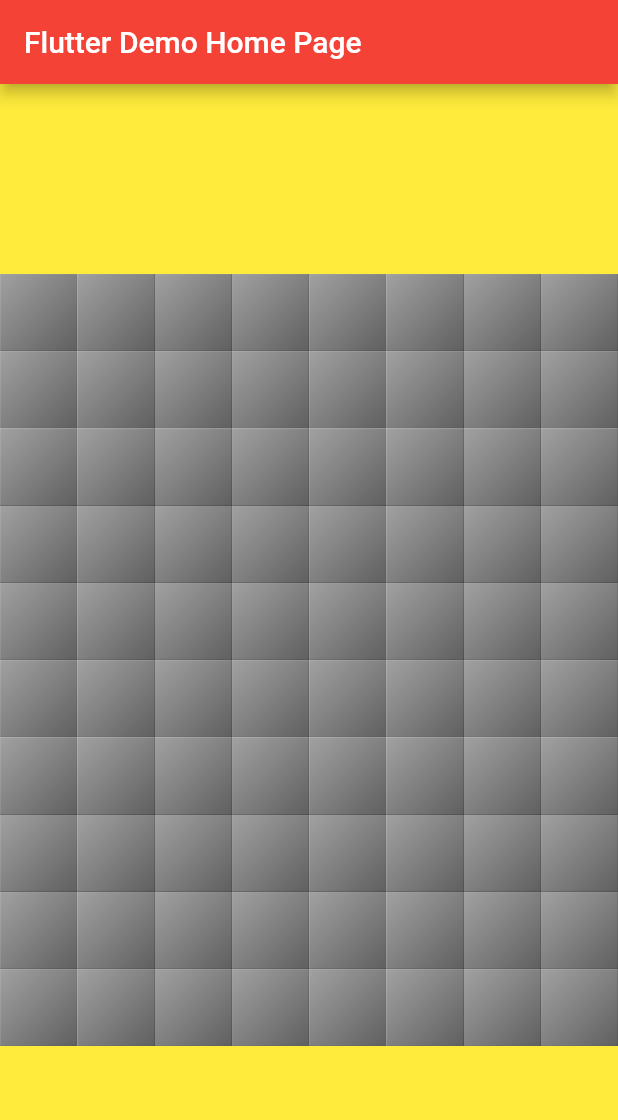
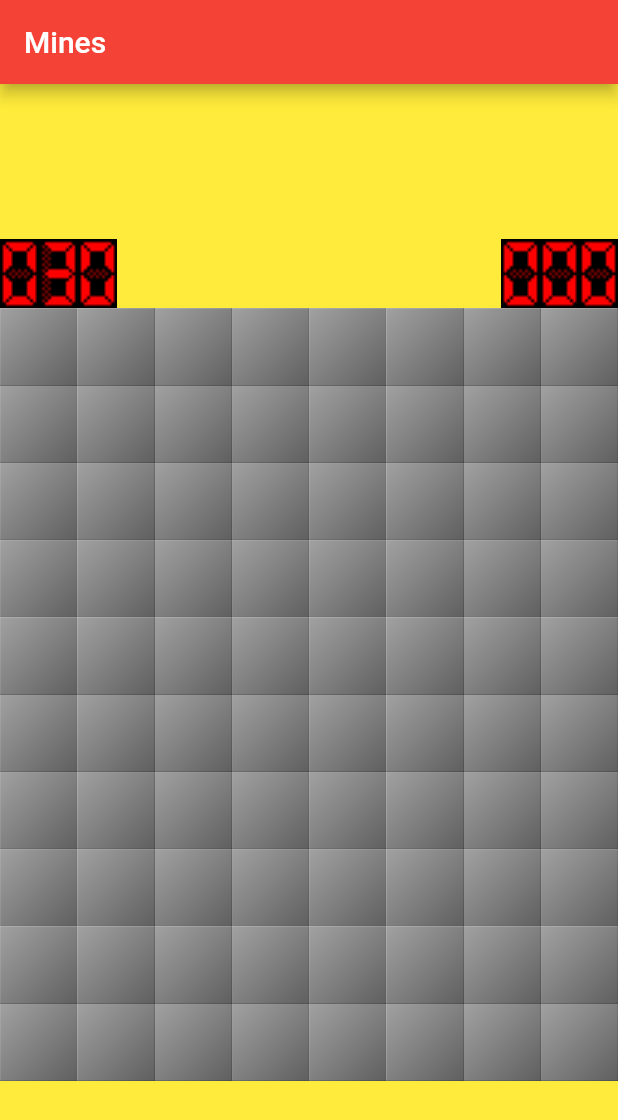
Before and after one commit to devisnik/mines_flutter, a Flutter app: the screen it shows after launch, on a phone screen of 412 x 824 dp. Shown: the top 1120 px of the screen. Run offline on Flutter 3.47's test engine with Material 2 defaults, Android fonts, the phone set to English and light mode, and no system bars.

```diff
--- a/lib/main.dart
+++ b/lib/main.dart
@@ -1,4 +1,5 @@
 import 'package:flutter/material.dart';
+import 'dart:async';
 
 void main() {
   runApp(new MyApp());
@@ -6,40 +7,22 @@ void main() {
 
 class MyApp extends StatelessWidget {
 
-  // This widget is the root of your application.
   @override
   Widget build(BuildContext context) {
     return new MaterialApp(
       title: 'Flutter Demo',
       theme: new ThemeData(
-        // This is the theme of your application.
-        //
-        // Try running your application with "flutter run". You'll see the
-        // application has a blue toolbar. Then, without quitting the app, try
-        // changing the primarySwatch below to Colors.green and then invoke
-        // "hot reload" (press "r" in the console where you ran "flutter run",
-        // or press Run > Flutter Hot Reload in IntelliJ). Notice that the
-        // counter didn't reset back to zero; the application is not restarted.
           primarySwatch: Colors.red,
           brightness: Brightness.light,
           canvasColor: Colors.yellow
       ),
-      home: new MyHomePage(title: 'Flutter Demo Home Page'),
+      home: new MyHomePage(title: 'Mines'),
     );
   }
 }
 
 class MyHomePage extends StatefulWidget {
   MyHomePage({Key key, this.title}) : super(key: key);
-
-  // This widget is the home page of your application. It is stateful, meaning
-  // that it has a State object (defined below) that contains fields that affect
-  // how it looks.
-
-  // This class is the configuration for the state. It holds the values (in this
-  // case the title) provided by the parent (in this case the App widget) and
-  // used by the build method of the State. Fields in a Widget subclass are
-  // always marked "final".
 
   final String title;
 
@@ -48,6 +31,17 @@ class MyHomePage extends StatefulWidget {
 }
 
 class _MyHomePageState extends State<MyHomePage> {
+
+  void _startTimer() {
+    new Timer.periodic(new Duration(seconds: 1), _incTimer);
+    _isRunning = true;
+  }
+
+  void _incTimer(Timer timer) {
+    setState(() {
+      _seconds++;
+    });
+  }
 
   List<List<int>> _state = [
     [10, 10, 10, 10, 10, 10, 10, 10],
@@ -62,45 +56,38 @@ class _MyHomePageState extends State<MyHomePage> {
     [10, 10, 10, 10, 10, 10, 10, 10],
   ];
 
+  int _flagsToSet = 30;
+  int _seconds = 0;
+  bool _isRunning = false;
+
   void _openField(int row, int column) {
     setState(() {
+      if (!_isRunning) _startTimer();
       _state[row][column] = column % 8 + 1;
     });
   }
 
   @override
   Widget build(BuildContext context) {
-    // This method is rerun every time setState is called, for instance as done
-    // by the _incrementCounter method above.
-    //
-    // The Flutter framework has been optimized to make rerunning build methods
-    // fast, so that you can just rebuild anything that needs updating rather
-    // than having to individually change instances of widgets.
-    List<Widget> tiles = [];
-    for (int index = 1; index <= 8; index++) {
-      tiles.add(new Tile(
-        id: index,
-        size: MediaQuery
-            .of(context)
-            .size
-            .width
-            .toDouble() / 10,
-      ),
-      );
-    }
-
     return new Scaffold(
       appBar: new AppBar(
-        // Here we take the value from the MyHomePage object that was created by
-        // the App.build method, and use it to set our appbar title.
         title: new Text(widget.title),
       ),
       body: new Column(
         mainAxisAlignment: MainAxisAlignment.center,
         children: [
+          new Row(
+            mainAxisAlignment: MainAxisAlignment.spaceBetween,
+            children: <Widget>[
+              new Counter(
+                value: _flagsToSet,
+              ),
+              new Counter(
+                value: _seconds,
+              ),
+            ],
+          ),
           new Center(
-            // Center is a layout widget. It takes a single child and positions it
-            // in the middle of the parent.
             child: new Board(
               ids: _state,
               size: MediaQuery
@@ -109,7 +96,7 @@ class _MyHomePageState extends State<MyHomePage> {
                   .width,
               onClick: _openField,
             ),
-          )
+          ),
         ],
       ),
     );
@@ -122,8 +109,7 @@ class Tile extends StatelessWidget {
   final double size;
   final VoidCallback onClick;
 
-
-  const Tile({this.id, this.size, this.onClick});
+  const Tile({Key key, this.id, this.size, this.onClick}) : super(key: key);
 
   @override
   Widget build(BuildContext context) {
@@ -138,7 +124,7 @@ class Tile extends StatelessWidget {
   }
 }
 
-typedef ColumnCallback(int);
+typedef void ColumnCallback(int);
 
 class TileRow extends StatelessWidget {
 
@@ -146,7 +132,8 @@ class TileRow extends StatelessWidget {
   final double width;
   final ColumnCallback onClick;
 
-  const TileRow({this.ids, this.width, this.onClick});
+  const TileRow({Key key, this.ids, this.width, this.onClick})
+      : super(key: key);
 
   @override
   Widget build(BuildContext context) {
@@ -166,7 +153,7 @@ class TileRow extends StatelessWidget {
   }
 }
 
-typedef RowColumnCallback(int row, int column);
+typedef void RowColumnCallback(int row, int column);
 
 class Board extends StatelessWidget {
 
@@ -193,3 +180,48 @@ class Board extends StatelessWidget {
     );
   }
 }
+
+class Digit extends StatelessWidget {
+
+  const Digit({Key key, this.value, this.size}) : super(key: key);
+
+  final int value;
+  final Size size;
+
+  @override
+  Widget build(BuildContext context) {
+    return new Image.asset(
+      'assets/images/counter_$value.gif',
+      fit: BoxFit.fill,
+      width: size.width,
+      height: size.height,
+    );
+  }
+}
+
+class Counter extends StatelessWidget {
+
+  const Counter({Key key, this.value}) : super(key: key);
+
+  final int value;
+
+  @override
+  Widget build(BuildContext context) {
+    return new Row(
+      children: <Widget>[
+        new Digit(
+          value: (value / 100).floor() % 10,
+          size: new Size(26.0, 46.0),
+        ),
+        new Digit(
+          value: (value / 10).floor() % 10,
+          size: new Size(26.0, 46.0),
+        ),
+        new Digit(
+          value: value % 10,
+          size: new Size(26.0, 46.0),
+        ),
+      ],
+    );
+  }
+}
```
Also changed, not shown: pubspec.yaml (+10 -0 lines).
